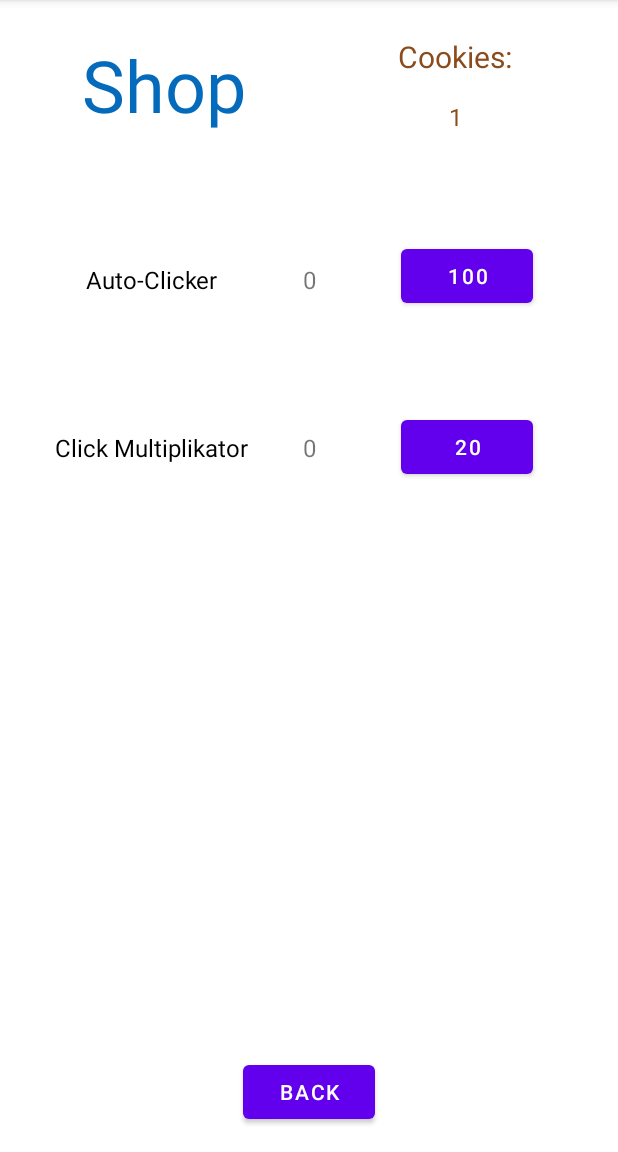
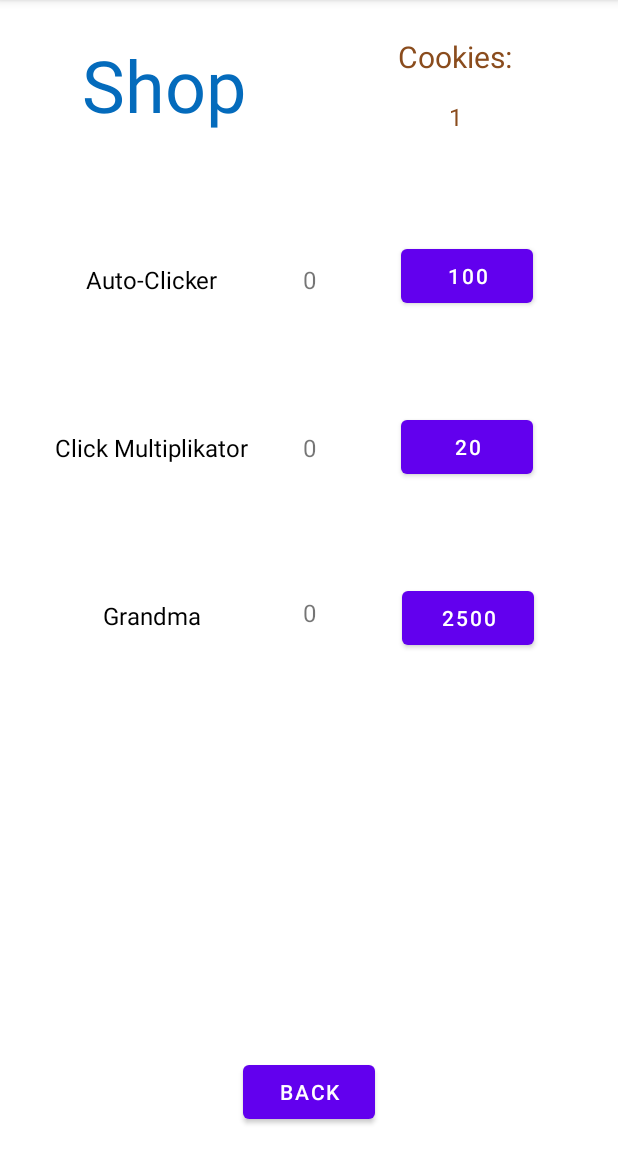
Before and after one commit to Dr-PPSN/Cookie-Klicker-App, an Android app: the screen it shows after launch (Shop), after a tap on "SHOP", on a phone screen of 412 x 824 dp, the part 84-1236 px from its top. Run offline under Robolectric (Android 15) with nearby library versions, the phone set to English and light mode, and no system bars; 2 other taps on this screen came first.

Commit message:
Added Grandma. 14.01.2022 10:00

```diff
--- a/app/src/main/java/com/example/cookieclickertest/MainActivity.java
+++ b/app/src/main/java/com/example/cookieclickertest/MainActivity.java
@@ -50,10 +50,12 @@ public class MainActivity extends AppCompatActivity {
     private static final String FILE_SCORE = "score.txt";
     private static final String FILE_AUTO = "auto.txt";
     private static final String FILE_MULTI = "multi.txt";
+    private static final String FILE_GRANDMA = "grandma.txt";
     public int digitsFromFile = 0;
     public int auto = 0;
     public int multi = 0;
     public int clickvalue = 1;
+    public int grandma = 0;
     TextView textView_counter;
 
     @Override
@@ -63,10 +65,10 @@ public class MainActivity extends AppCompatActivity {
         Button button_save = findViewById(R.id.button_save);
         Button button_Shop = findViewById(R.id.button_Shop);
         textView_counter = findViewById(R.id.textView_counter);
-        //TextView textView_counter = findViewById(R.id.textView_counter);
         ImageButton button_cookie = findViewById(R.id.button_cookie);
         auto = loadFile(digitsFromFile, FILE_AUTO);
         multi = loadFile(digitsFromFile, FILE_MULTI);
+        grandma = loadFile(digitsFromFile, FILE_GRANDMA);
         BigInteger BigScore;
         String zwichenString = String.valueOf(loadFile(digitsFromFile, FILE_SCORE));
         textView_counter.setText(zwichenString);
@@ -104,12 +106,25 @@ public class MainActivity extends AppCompatActivity {
                 }
             }, delay);
         }
+
+        if (grandma > 0){
+            final Handler grandmaHandler = new Handler();
+            final int delay = 1000;
+
+            grandmaHandler.postDelayed(new Runnable(){
+                public void run() {
+                    grandmaFunctionality(grandma);
+                    grandmaHandler.postDelayed(this, delay);
+                }
+            }, delay);
+        }
     }
     public void saveAll(){
         String data = String.valueOf(textView_counter.getText());
         saveToFile(data,FILE_SCORE);
         saveToFile(String.valueOf(auto),FILE_AUTO);
         saveToFile(String.valueOf(multi),FILE_MULTI);
+        saveToFile(String.valueOf(grandma), FILE_GRANDMA);
     }
 
     private void saveToFile(String data, String FILE){
@@ -117,6 +132,8 @@ public class MainActivity extends AppCompatActivity {
         try {
             fos = openFileOutput(FILE, MODE_PRIVATE);
             fos.write(data.getBytes());
+
+            Toast.makeText(this, "Saved to " + getFilesDir() + "/" + FILE, Toast.LENGTH_LONG).show();
         } catch (FileNotFoundException e) {
             e.printStackTrace();
         } catch (IOException e) {
@@ -179,4 +196,8 @@ public class MainActivity extends AppCompatActivity {
         // increment the cookie counter by 1 each time the cookie button is clicked
         textView_counter.setText(String.valueOf(Integer.valueOf((String) textView_counter.getText())+(clickvalue*autoClickValue)));
     }
+    public void grandmaFunctionality(int grandma){
+        int grandmaValue = 50 * grandma;
+        cookieClick(grandmaValue);
     }
+}
--- a/app/src/main/java/com/example/cookieclickertest/Shop.java
+++ b/app/src/main/java/com/example/cookieclickertest/Shop.java
@@ -21,10 +21,12 @@ public class Shop extends AppCompatActivity {
     private static final String FILE_SCORE = "score.txt";
     private static final String FILE_AUTO = "auto.txt";
     private static final String FILE_MULTI = "multi.txt";
+    private static final String FILE_GRANDMA = "grandma.txt";
     public int digitsFromFile = 0;
     public int score = 0;
     public int auto = 0;
     public int multi = 0;
+    public int grandma = 0;
 
     @Override
     protected void onCreate(Bundle savedInstanceState) {
@@ -33,13 +35,16 @@ public class Shop extends AppCompatActivity {
         Button button_back = findViewById(R.id.button_back);
         Button button_buy_auto = findViewById(R.id.button_buy_auto);
         Button button_buy_multi = findViewById(R.id.button_buy_multi);
+        Button button_buy_grandma = findViewById(R.id.button_buy_grandma);
         TextView anzahl_auto = findViewById(R.id.anzahl_auto);
         TextView anzahl_multi = findViewById(R.id.anzahl_multi);
         TextView textView_counter_shop = findViewById(R.id.textView_counter_shop);
+        TextView anzahl_grandma = findViewById(R.id.anzahl_grandma);
 
         score = loadFile(digitsFromFile, FILE_SCORE);
         auto = loadFile(digitsFromFile, FILE_AUTO);
         multi = loadFile(digitsFromFile, FILE_MULTI);
+        grandma = loadFile(digitsFromFile, FILE_GRANDMA);
 
         int autoPreis = 100;
         int multiPreis = 20;
@@ -108,7 +113,25 @@ public class Shop extends AppCompatActivity {
             }
         });
 
+        button_buy_grandma.setOnClickListener(new View.OnClickListener(){
+            public void onClick(View v){
+                int inputAnzahlGrandma = Integer.parseInt(anzahl_grandma.getText().toString());
+                int buttenGrandmaText = Integer.parseInt(button_buy_grandma.getText().toString());
+                if(score >= buttenGrandmaText) {
+                    int x2 = purchaseUpgrade(inputAnzahlGrandma, buttenGrandmaText, score);
+                    anzahl_grandma.setText(String.valueOf(x2));
+                    grandma = x2;
+                    String test = button_buy_grandma.getText().toString();
+                    int y = Integer.parseInt(test) *2;
+                    button_buy_grandma.setText(String.valueOf(y));
+                    textView_counter_shop.setText((String.valueOf(score)));
+                }
+                saveAll();
+            }
+        });
+
     }
+    //TODO: Add feature to purchase upgrades - Autoclick and Multiplicator
     public int purchaseUpgrade(int input, int buttonText, int scoreInt){
         if(scoreInt >= buttonText){
             score = score - buttonText;
@@ -122,6 +145,7 @@ public class Shop extends AppCompatActivity {
         saveToFile(String.valueOf(score),FILE_SCORE);
         saveToFile(String.valueOf(auto),FILE_AUTO);
         saveToFile(String.valueOf(multi),FILE_MULTI);
+        saveToFile(String.valueOf(grandma), FILE_GRANDMA);
     }
 
     private void saveToFile(String data, String FILE){
@@ -129,6 +153,8 @@ public class Shop extends AppCompatActivity {
         try {
             fos = openFileOutput(FILE, MODE_PRIVATE);
             fos.write(data.getBytes());
+
+            Toast.makeText(this, "Saved to " + getFilesDir() + "/" + FILE, Toast.LENGTH_LONG).show();
         } catch (FileNotFoundException e) {
             e.printStackTrace();
         } catch (IOException e) {
--- a/app/src/main/res/layout/activity_shop.xml
+++ b/app/src/main/res/layout/activity_shop.xml
@@ -5,6 +5,31 @@
     android:layout_width="match_parent"
     android:layout_height="match_parent"
     tools:context=".Shop">
+
+    <TextView
+        android:id="@+id/anzahl_grandma"
+        android:layout_width="wrap_content"
+        android:layout_height="wrap_content"
+        android:layout_marginTop="88dp"
+        android:text="0"
+        android:textSize="16sp"
+        app:layout_constraintEnd_toEndOf="parent"
+        app:layout_constraintStart_toStartOf="parent"
+        app:layout_constraintTop_toBottomOf="@+id/anzahl_multi" />
+
+    <TextView
+        android:id="@+id/textView6"
+        android:layout_width="wrap_content"
+        android:layout_height="wrap_content"
+        android:layout_marginStart="8dp"
+        android:layout_marginTop="90dp"
+        android:layout_marginEnd="8dp"
+        android:text="Grandma"
+        android:textColor="#000000"
+        android:textSize="16sp"
+        app:layout_constraintEnd_toStartOf="@+id/anzahl_multi"
+        app:layout_constraintStart_toStartOf="parent"
+        app:layout_constraintTop_toBottomOf="@+id/textView2" />
 
     <Button
         android:id="@+id/button_back"
@@ -70,6 +95,19 @@
         app:layout_constraintStart_toEndOf="@+id/anzahl_multi"
         app:layout_constraintTop_toBottomOf="@+id/button_buy_auto" />
 
+    <Button
+        android:id="@+id/button_buy_grandma"
+        android:layout_width="wrap_content"
+        android:layout_height="wrap_content"
+        android:layout_marginStart="8dp"
+        android:layout_marginTop="66dp"
+        android:layout_marginEnd="8dp"
+        android:text="2500"
+        app:layout_constraintEnd_toEndOf="parent"
+        app:layout_constraintHorizontal_bias="0.505"
+        app:layout_constraintStart_toEndOf="@+id/anzahl_multi"
+        app:layout_constraintTop_toBottomOf="@+id/button_buy_multi" />
+
     <TextView
         android:id="@+id/textView3"
         android:layout_width="wrap_content"
```
Lines whose indentation alone changed are shown as unchanged.
